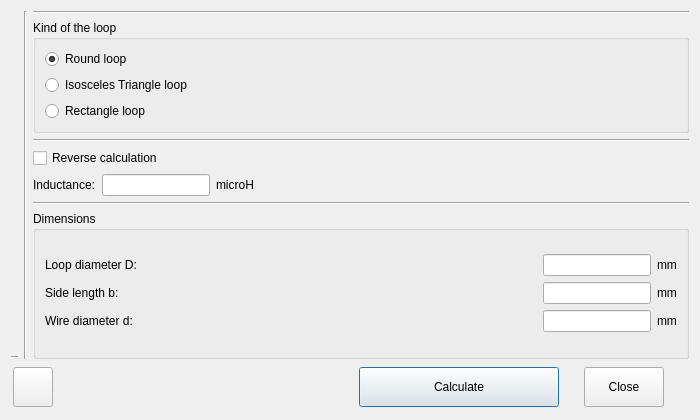
This is loop.ui in radioacoustick/Coil64 as Qt 5 draws it before an edit. The edited form follows.
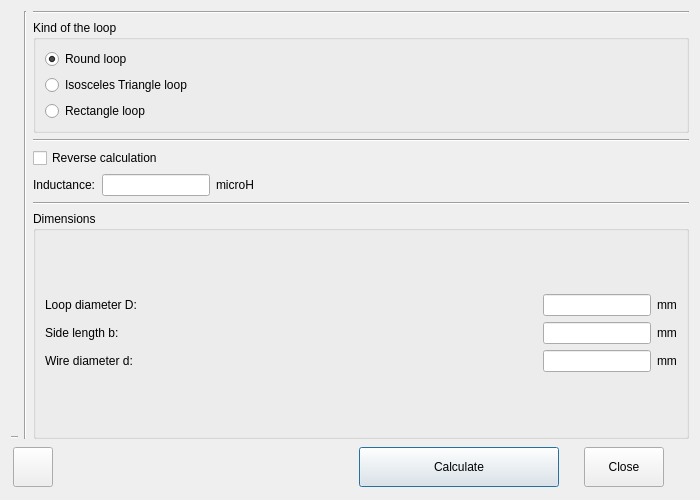
This is the edited form. Icons and pictures are not drawn.

The edit to the form file:
```diff
--- a/loop.ui
+++ b/loop.ui
@@ -10,7 +10,7 @@
     <x>0</x>
     <y>0</y>
     <width>700</width>
-    <height>420</height>
+    <height>500</height>
    </rect>
   </property>
   <property name="sizePolicy">
@@ -27,8 +27,8 @@
   </property>
   <property name="maximumSize">
    <size>
-    <width>700</width>
-    <height>500</height>
+    <width>800</width>
+    <height>600</height>
    </size>
   </property>
   <property name="windowTitle">
```
